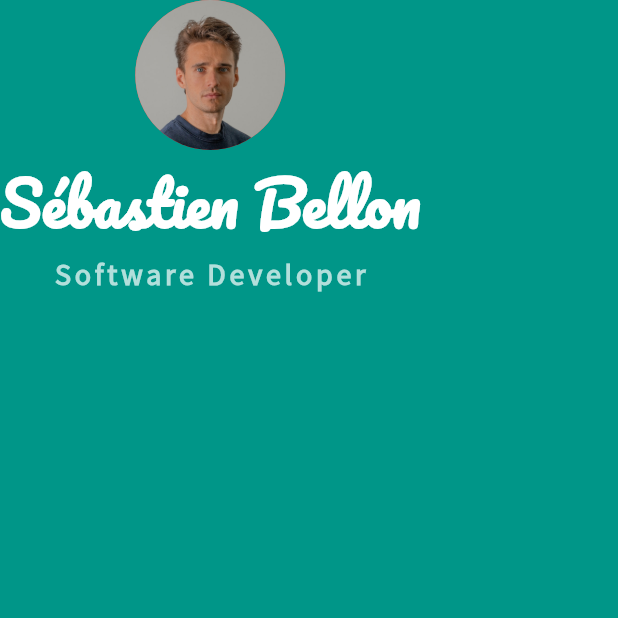
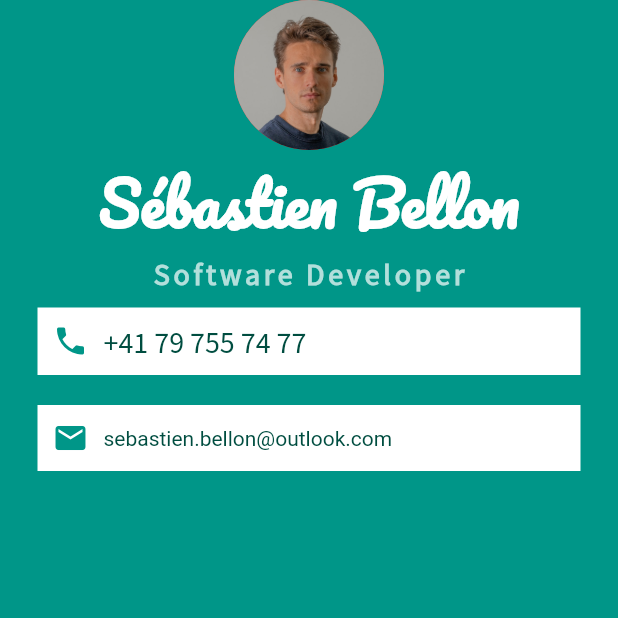
Before and after one commit to sebastienBellon/miCard, a Flutter app: the screen it shows after launch, on a phone screen of 412 x 824 dp, the top half of it. Run offline on Flutter 3.47's test engine with Material 2 defaults, Android fonts, the phone set to English and light mode, and no system bars.

Commit message:
✨ implemented phone and mail view without card

```diff
--- a/lib/main.dart
+++ b/lib/main.dart
@@ -16,12 +16,12 @@ class MyApp extends StatelessWidget {
         backgroundColor: Colors.teal,
         body: SafeArea(
           child: Column(children: <Widget>[
-            CircleAvatar(
+            const CircleAvatar(
               radius: 50,
               backgroundColor: Colors.red,
               backgroundImage: AssetImage('images/avatar.jpg'),
             ),
-            Text(
+            const Text(
               'Sébastien Bellon',
               style: TextStyle(
                   fontSize: 40.0,
@@ -39,6 +39,55 @@ class MyApp extends StatelessWidget {
                 letterSpacing: 2.5,
               ),
             ),
+            Container(
+              color: Colors.white,
+              margin: EdgeInsets.symmetric(
+                vertical: 10.0,
+                horizontal: 25.0,
+              ),
+              padding: EdgeInsets.all(10.0),
+              child: Row(
+                children: <Widget>[
+                  Icon(Icons.phone, color: Colors.teal),
+                  SizedBox(
+                    width: 10.0,
+                  ),
+                  Text(
+                    "+41 79 755 74 77",
+                    style: TextStyle(
+                      color: Colors.teal.shade900,
+                      fontFamily: 'SourceSansPro',
+                      fontSize: 20.0,
+                    ),
+                  )
+                ],
+              ),
+            ),
+            Container(
+              color: Colors.white,
+              margin: EdgeInsets.symmetric(
+                vertical: 10.0,
+                horizontal: 25.0,
+              ),
+              padding: EdgeInsets.all(10.0),
+              child: Row(
+                children: <Widget>[
+                  Icon(
+                    Icons.mail,
+                    color: Colors.teal,
+                  ),
+                  SizedBox(
+                    width: 10.0,
+                  ),
+                  Text(
+                    'sebastien.bellon@outlook.com',
+                    style: TextStyle(
+                      color: Colors.teal.shade900,
+                    ),
+                  ),
+                ],
+              ),
+            ),
           ]),
         ),
       ),
```
